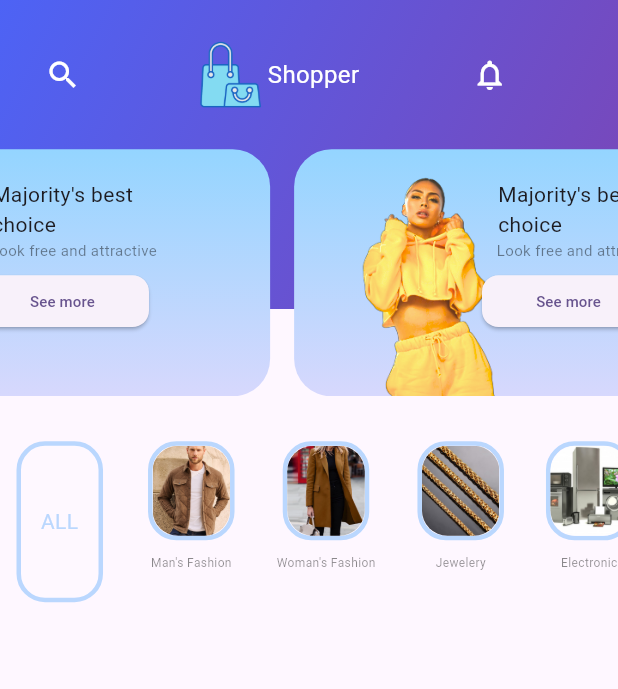
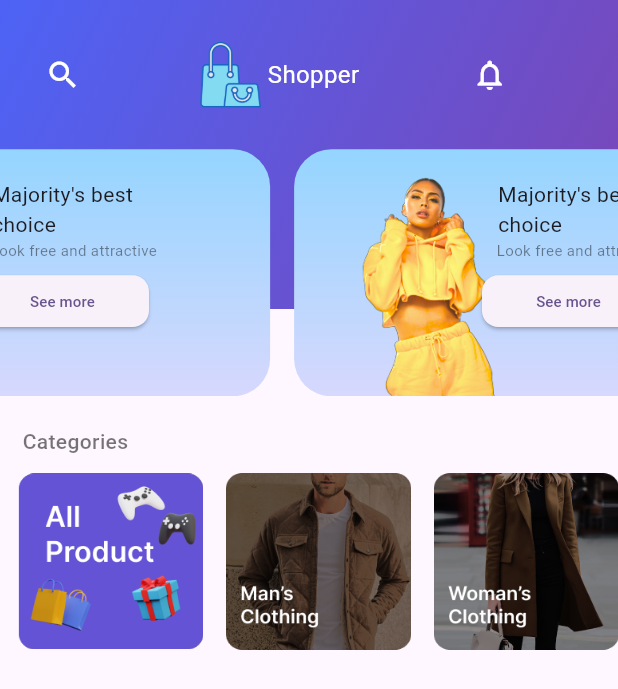
Before and after one commit to sabdanabi/Project-PAS, a Flutter app: the screen it shows after launch, on a phone screen of 412 x 824 dp. Shown: the top 689 px of the screen. Run offline on Flutter 3.47's test engine with Material 2 defaults, Android fonts, the phone set to English and light mode, and no system bars.

Commit message:
style [PD] mengedit card iklan dan card categories

```diff
--- a/lib/screens/LandingPage.dart
+++ b/lib/screens/LandingPage.dart
@@ -2,12 +2,9 @@ import 'package:flutter/material.dart';
 import '../widgets/AppBar.dart';
 import '../widgets/BackgroundAppBar.dart';
 import '../widgets/CategoryProduct.dart';
-import '../widgets/reused_components/CircelMenus.dart';
-
 
 class LandingPage extends StatefulWidget {
   const LandingPage({super.key});
-
 
   @override
   State<LandingPage> createState() => _LandingPageState();
@@ -20,12 +17,10 @@ class _LandingPageState extends State<LandingPage> {
         body: Stack(
           children: [
             BackgroundAppBar(),
-
             Container(
               child: const Column(
                 children: [
                   FillAppBar(),
-
                   CategoryProduct()
                 ],
               ),
--- a/lib/widgets/CategoryProduct.dart
+++ b/lib/widgets/CategoryProduct.dart
@@ -1,5 +1,4 @@
 import 'package:flutter/material.dart';
-import 'package:project_pas/widgets/reused_components/CircelMenus.dart';
 
 
 class CategoryProduct extends StatefulWidget {
@@ -12,28 +11,71 @@ class CategoryProduct extends StatefulWidget {
 class _CategoryProductState extends State<CategoryProduct> {
   @override
   Widget build(BuildContext context) {
-    return SizedBox(
-      height: MediaQuery.of(context).size.height * 0.3,
-      child: ListView(
-        scrollDirection: Axis.horizontal,
+    return Padding(
+      padding: const EdgeInsets.only(top: 20.0),
+      child: Column(
         children: [
+
           Padding(
-            padding: const EdgeInsets.only(top: 30.0,bottom: 110.0,left: 11.0,right: 10.0),
-            child: Container(
-                height: MediaQuery.of(context).size.height * 0.01,
-                width: MediaQuery.of(context).size.width * 0.14,
-                decoration: BoxDecoration(
-                    color: Colors.white10,
-                    borderRadius: BorderRadius.all(Radius.circular(19.0)),
-                    border: Border.all(color: Color(0xFFBAD7FE),width: 3)
-                ),
-                child: Center(child: Text('ALL',style: TextStyle(color: Color(0xFFBAD7FE)),textAlign: TextAlign.center))
+            padding: const EdgeInsets.only(left: 15.0),
+            child: Align(
+              alignment: Alignment.centerLeft,
+              child: Text('Categories',style: TextStyle(fontWeight: FontWeight.w500,color: Colors.black54 ),),
             ),
           ),
-          CircelMenus(imgName: 'assets_img/clmodelman.jpg',text: "Man's Fashion"),
-          CircelMenus(imgName: 'assets_img/clmodel.jpg',text: "Woman's Fashion"),
-          CircelMenus(imgName: 'assets_img/clmodel2.jpeg',text: "Jewelery"),
-          CircelMenus(imgName: 'assets_img/clmodel3.jpg',text: "Electronic"),
+
+          SizedBox(
+            height: MediaQuery.of(context).size.height * 0.17,
+            child: ListView(
+              scrollDirection: Axis.horizontal,
+              children: [
+                Padding(
+                  padding: const EdgeInsets.only(left: 12.0,right: 3.0),
+                  child: Container(
+                    height: MediaQuery.of(context).size.height * 0.3,
+                    width: MediaQuery.of(context).size.width * 0.3,
+                    child: Image.asset("assets_img/cardCP1.png"),
+                  ),
+                ),
+
+                Padding(
+                  padding: const EdgeInsets.only(left: 12.0,right: 3.0),
+                  child: Container(
+                    height: MediaQuery.of(context).size.height * 0.3,
+                    width: MediaQuery.of(context).size.width * 0.3,
+                    child: Image.asset("assets_img/cardCP2.png"),
+                  ),
+                ),
+
+                Padding(
+                  padding: const EdgeInsets.only(left: 12.0,right: 3.0),
+                  child: Container(
+                    height: MediaQuery.of(context).size.height * 0.3,
+                    width: MediaQuery.of(context).size.width * 0.3,
+                    child: Image.asset("assets_img/cardCP3.png"),
+                  ),
+                ),
+
+                Padding(
+                  padding: const EdgeInsets.only(left: 12.0,right: 3.0),
+                  child: Container(
+                    height: MediaQuery.of(context).size.height * 0.3,
+                    width: MediaQuery.of(context).size.width * 0.3,
+                    child: Image.asset("assets_img/cardCP4.png"),
+                  ),
+                ),
+
+                Padding(
+                  padding: const EdgeInsets.only(left: 12.0,right: 12.0),
+                  child: Container(
+                    height: MediaQuery.of(context).size.height * 0.3,
+                    width: MediaQuery.of(context).size.width * 0.3,
+                    child: Image.asset("assets_img/cardCP5.png"),
+                  ),
+                )
+              ],
+            ),
+          ),
         ],
       ),
     );
--- a/lib/widgets/reused_components/AdvertisingCard.dart
+++ b/lib/widgets/reused_components/AdvertisingCard.dart
@@ -59,7 +59,6 @@ class AdvertisingCard extends StatelessWidget {
                 ],
               ),
             ),
-
           ],
         ),
       ),
--- a/lib/widgets/reused_components/CircelMenus.dart
+++ /dev/null
@@ -1,41 +0,0 @@
-import 'package:flutter/material.dart';
-
-class CircelMenus extends StatelessWidget {
-
-  final String text;
-  final String imgName;
-
-  CircelMenus({
-    required this.text,
-    required this.imgName,
-  });
-
-  @override
-  Widget build(BuildContext context) {
-    return Padding(
-      padding: const EdgeInsets.only(left: 20.0,top: 20.0,right: 8.0),
-      child: Column(
-        children: [
-          Padding(
-            padding: const EdgeInsets.symmetric(vertical: 10.0),
-            child: Container(
-              height: MediaQuery.of(context).size.height * 0.08,
-              width: MediaQuery.of(context).size.width * 0.14,
-                decoration: BoxDecoration(
-                    color: Colors.white10,
-                  borderRadius: BorderRadius.all(Radius.circular(19.0)),
-                  border: Border.all(color: Color(0xFFBAD7FE),width: 3)
-                  ),
-              child: ClipRRect(
-                borderRadius: BorderRadius.circular(17.0),
-                child:  Image.asset(imgName,fit: BoxFit.cover,),
-              ),
-            )
-          ),
-
-          Text(text,style: TextStyle(fontSize: 8.0,color: Colors.black45),)
-        ],
-      ),
-    );
-  }
-}
```
Also changed, not shown: pubspec.yaml (+6 -5 lines), assets_img/cardCP1.png (added), assets_img/cardCP2.png (added), assets_img/cardCP3.png (added), assets_img/cardCP4.png (added), assets_img/cardCP5.png (added), assets_img/cardCP6.png (added), assets_img/clmodel.jpg (deleted), assets_img/clmodel2.jpeg (deleted), assets_img/clmodel3.jpg (deleted), assets_img/clmodelman.jpg (deleted), assets_img/model.png (deleted), assets_img/model1.png (deleted), assets_img/modelcl2.jpg (deleted).
